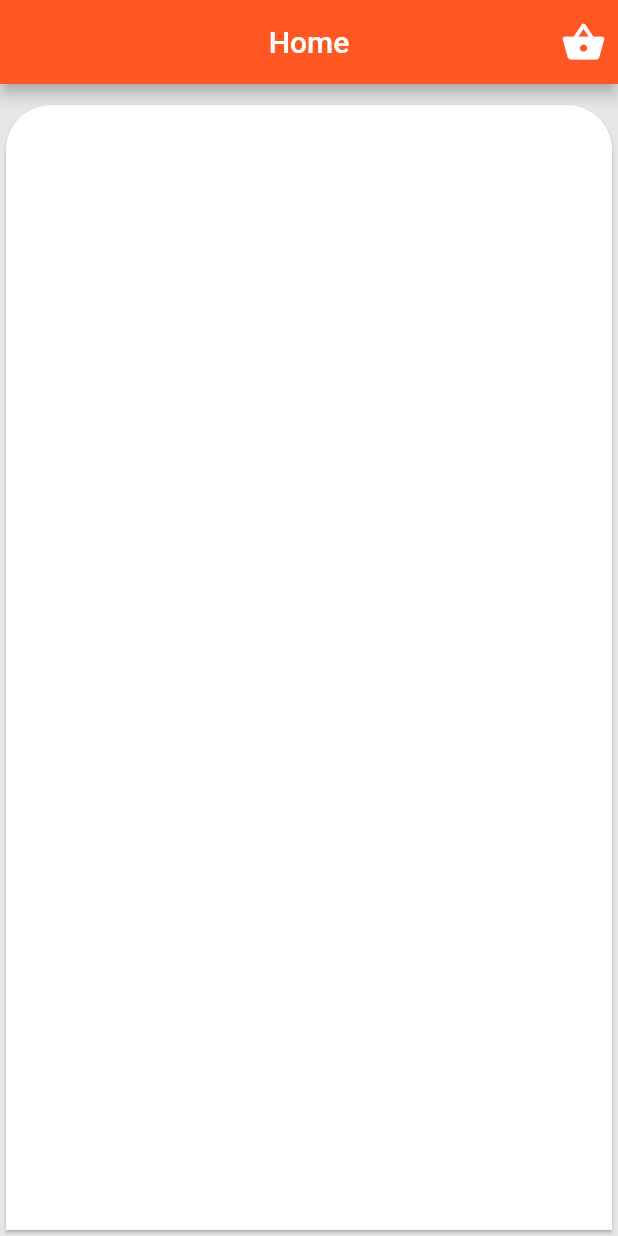
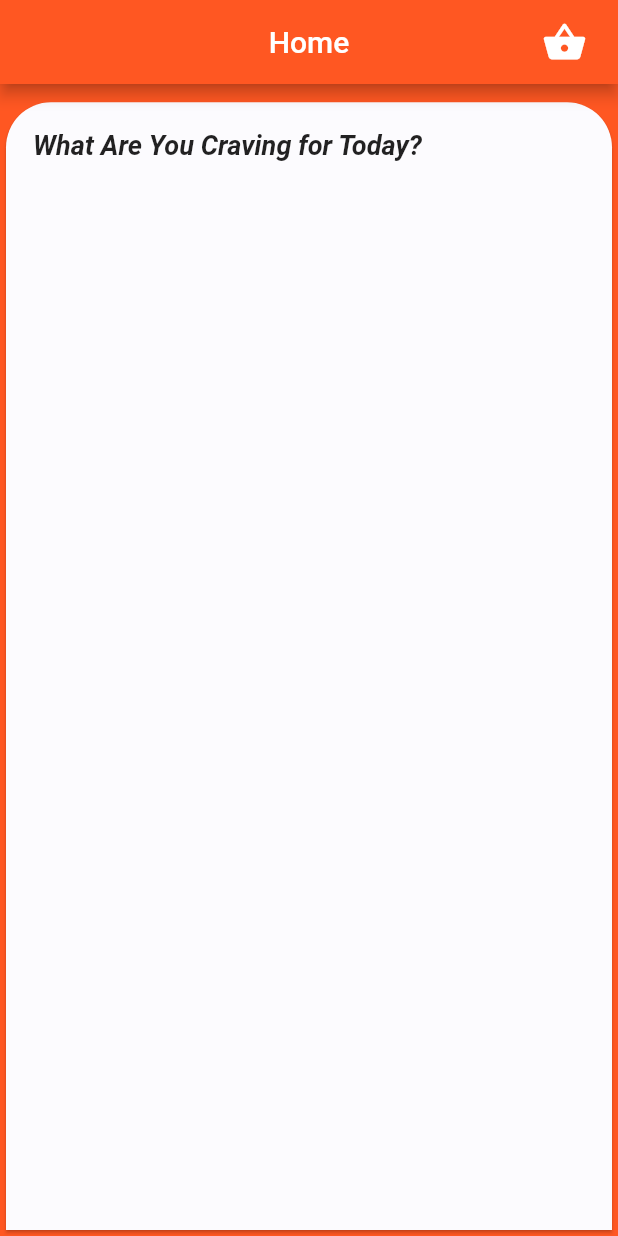
Before and after one commit to anas-iqbal/poc-app, a Flutter app: the screen it shows after launch, on a phone screen of 412 x 824 dp. Run offline on Flutter 3.47's test engine with Material 2 defaults, Android fonts, the phone set to English and light mode, and no system bars; our stand-ins replace cached_network_image, get.

Commit message:
home screen fake api and ui

```diff
--- a/lib/screens/home/home_screen.dart
+++ b/lib/screens/home/home_screen.dart
@@ -1,9 +1,12 @@
 import 'package:flutter/material.dart';
 import 'package:poc_app/utils/app_theme.dart';
+import 'package:cached_network_image/cached_network_image.dart';
 
 class MyHomePage extends StatelessWidget {
   @override
   Widget build(BuildContext context) {
+    double height = MediaQuery.of(context).size.height;
+    double width = MediaQuery.of(context).size.width;
     return Scaffold(
       appBar: AppBar(
         backgroundColor: AppTheme.colorPrimary,
@@ -11,7 +14,7 @@ class MyHomePage extends StatelessWidget {
         centerTitle: true,
         actions: [
           Padding(
-            padding: const EdgeInsets.only(right: 8.0),
+            padding: EdgeInsets.only(right: width * 0.05),
             child: Icon(
               Icons.shopping_basket,
               color: Colors.white,
@@ -21,17 +24,37 @@ class MyHomePage extends StatelessWidget {
         ],
       ),
       body: Container(
-        color: AppTheme.colorBackground,
+        color: AppTheme.colorPrimary,
         child: Padding(
-          padding: const EdgeInsets.only(top: 10.0),
+          padding: EdgeInsets.only(top: height * 0.01),
           child: Card(
               shape: RoundedRectangleBorder(
                   borderRadius: BorderRadius.only(
                 topLeft: Radius.circular(30.0),
                 topRight: Radius.circular(30.0),
               )),
-              color: Colors.white,
-              child: Container()),
+              color: AppTheme.colorBackground,
+              child: Padding(
+                padding: EdgeInsets.only(right: 18.0, left: 18.0, top: 18.0),
+                child: SizedBox.expand(
+                  child: Column(
+                    crossAxisAlignment: CrossAxisAlignment.start,
+                    children: [
+                      Text(
+                        "What Are You Craving for Today?",
+                        style: TextStyle(
+                            fontSize: 18,
+                            fontWeight: FontWeight.bold,
+                            fontStyle: FontStyle.italic),
+                      ),
+                      SizedBox(
+                        height: 20,
+                      ),
+
+                    ],
+                  ),
+                ),
+              )),
         ),
       ),
     );
--- a/lib/utils/app_theme.dart
+++ b/lib/utils/app_theme.dart
@@ -2,7 +2,7 @@ import 'package:flutter/material.dart';
 
 class AppTheme {
   static Color colorPrimary = HexColor("#FF5722");
-  static Color colorBackground = HexColor("#e6e6e6");
+  static Color colorBackground = HexColor("#FCFBFE");
   static Color colorCard = Colors.white;
   static Color colorAppBarText = Colors.white;
 }
--- a/pubspec.yaml
+++ b/pubspec.yaml
@@ -30,6 +30,7 @@ dependencies:
   cupertino_icons: ^1.0.2
   get: ^4.1.4
   get_storage: ^2.0.2
+  cached_network_image: ^3.0.0
 
 
 dev_dependencies:
```
Also changed, not shown: lib/fakeApis/fake_api_class.dart (added, +12 -0 lines), lib/main.dart (+13 -1 lines), lib/models/food_caregory_model.dart (added, +42 -0 lines), lib/screens/home/home_controller.dart (added, +16 -0 lines), lib/services/food_service.dart (added, +10 -0 lines), lib/widgets/food_category_tile.dart (added, +52 -0 lines), pubspec.lock, 3 other files.
